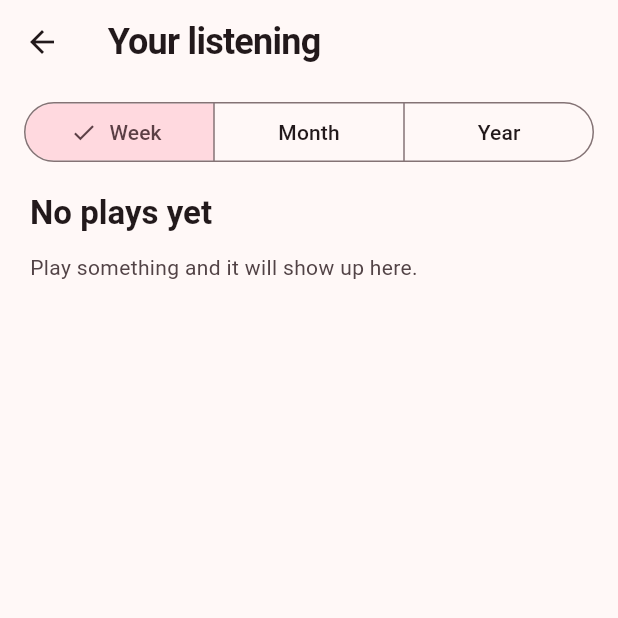
After one commit to duvanherfi/tunebox, a Flutter app: the StatsScreen screen opened directly, after a tap on "Week", on a phone screen of 412 x 824 dp, the top half of it. The commit adds this screen. Run offline on Flutter 3.47's test engine with Material 3 defaults, Android fonts, the phone set to English and light mode, and no system bars; our stand-ins replace audio_service, flutter_secure_storage, just_audio, shared_preferences; missing offline and left inert: flutter_inappwebview; accounts and stored records are empty; network calls fail.

Commit message:
Take the colours from the cover, and count what gets played
Two things that only make sense together with a history worth reading, so
the history became a log: every play with its time, in a file rather than
a preference, because it grows to thousands of rows and preferences are
read whole at startup. The History tab shows the same list deduplicated,
so nothing changed there; what is new is that plays can now be counted.

"Your listening" ranks artists and tracks over a week, a month or a year
from that log alone. These are your numbers, not YouTube's — theirs are
about the whole world, which is not why anyone opens this screen.

The app can also take its palette from the artwork that is playing. Both
the light and the dark scheme are derived, not just the one on screen,
because the phone can flip themes mid-track and rebuilding then would
show.

```diff
--- a/lib/core/theme/app_theme.dart
+++ b/lib/core/theme/app_theme.dart
@@ -20,14 +20,17 @@ class AppTheme {
   static const radiusArtwork = 12.0;
   static const radiusPill = 28.0;
 
-  static ThemeData light() => _build(Brightness.light);
-  static ThemeData dark() => _build(Brightness.dark);
+  /// [scheme] replaces the seeded palette when the app is taking its colours
+  /// from the cover that is playing. Everything else is identical, so a change
+  /// of scheme repaints the app without changing how it is shaped.
+  static ThemeData light([ColorScheme? scheme]) =>
+      _build(Brightness.light, scheme);
+  static ThemeData dark([ColorScheme? scheme]) =>
+      _build(Brightness.dark, scheme);
 
-  static ThemeData _build(Brightness brightness) {
-    final colors = ColorScheme.fromSeed(
-      seedColor: seed,
-      brightness: brightness,
-    );
+  static ThemeData _build(Brightness brightness, [ColorScheme? scheme]) {
+    final colors = scheme ??
+        ColorScheme.fromSeed(seedColor: seed, brightness: brightness);
 
     return ThemeData(
       useMaterial3: true,
--- a/lib/data/play_history.dart
+++ b/lib/data/play_history.dart
@@ -1,61 +1,202 @@
 import 'dart:convert';
+import 'dart:io';
 
+import 'package:path_provider/path_provider.dart';
 import 'package:shared_preferences/shared_preferences.dart';
 
 import 'models/song.dart';
 
-/// What this app has played, kept on the device.
+/// One listen: what was played and when.
+class Play {
+  const Play({required this.song, required this.at});
+
+  final Song song;
+  final DateTime at;
+
+  Map<String, Object?> toJson() => {
+        ...song.toJson(),
+        'at': at.millisecondsSinceEpoch,
+      };
+
+  factory Play.fromJson(Map<String, dynamic> json) => Play(
+        song: Song.fromJson(json),
+        at: DateTime.fromMillisecondsSinceEpoch(json['at'] as int? ?? 0),
+      );
+}
+
+/// Everything this app has played, with the times.
 ///
-/// YouTube is told about every play too, but what it does with that is its
-/// business: the account's own history is written on its terms and read back on
-/// its schedule, and a listener who just pressed play should not have to wait
-/// for either. This is the record Tunebox controls — it fills the History tab
-/// immediately, works signed out, and merges with the account's history rather
-/// than replacing it.
+/// YouTube is told about every listen too, but what it does with that is its
+/// business — it writes on its own terms and reads back on its own schedule.
+/// This is the record Tunebox controls: it fills the History tab the instant a
+/// track starts, works signed out, and is what the listening statistics are
+/// counted from.
+///
+/// Kept as a file rather than a preference because it is a log, not a setting:
+/// it grows to thousands of rows, and preferences are read whole into memory at
+/// startup. A file with one JSON array is enough at this size — a database
+/// would buy indexes that a few thousand entries do not need.
 class PlayHistory {
-  PlayHistory({this.limit = 200});
+  PlayHistory({this.limit = 5000, File? file}) : _file = file;
 
-  static const _key = 'play_history';
+  /// Where the old, deduplicated history lived. Read once and then forgotten,
+  /// so nobody loses what they listened to across the change.
+  static const _legacyKey = 'play_history';
 
-  /// Enough to be a history and small enough to stay a preference rather than
-  /// a database. Older entries fall off the end.
+  static const _fileName = 'play_log.json';
+
+  /// Roughly a year of heavy listening. Older plays fall off the end; the
+  /// statistics only look back a month anyway.
   final int limit;
 
-  List<Song> _songs = const [];
+  File? _file;
+  List<Play> _plays = const [];
 
-  List<Song> get songs => _songs;
+  /// Newest first, one entry per play.
+  List<Play> get plays => _plays;
+
+  /// Newest first, one entry per track — what a history screen shows.
+  List<Song> get songs {
+    final seen = <String>{};
+    return [
+      for (final play in _plays)
+        if (seen.add(play.song.videoId)) play.song,
+    ];
+  }
 
   Future<void> load() async {
-    final prefs = await SharedPreferences.getInstance();
-    final stored = prefs.getStringList(_key) ?? const [];
-    _songs = stored
-        .map((entry) {
-          try {
-            return Song.fromJson(jsonDecode(entry) as Map<String, dynamic>);
-          } catch (_) {
-            return null; // A malformed entry is not worth losing the rest over.
-          }
-        })
-        .whereType<Song>()
-        .toList();
+    final file = await _resolve();
+    if (file.existsSync()) {
+      _plays = _decode(file.readAsStringSync());
+      return;
+    }
+    await _migrateFromPreferences();
   }
 
-  /// Puts a track at the top, where a listener expects to find what they just
-  /// heard. Playing something again moves it rather than repeating it.
   Future<void> record(Song song) async {
-    _songs = [song, ..._songs.where((other) => other.videoId != song.videoId)];
-    if (_songs.length > limit) _songs = _songs.sublist(0, limit);
+    _plays = [Play(song: song, at: DateTime.now()), ..._plays];
+    if (_plays.length > limit) _plays = _plays.sublist(0, limit);
+    await _save();
+  }
 
-    final prefs = await SharedPreferences.getInstance();
-    await prefs.setStringList(
-      _key,
-      _songs.map((song) => jsonEncode(song.toJson())).toList(),
+  Future<void> clear() async {
+    _plays = const [];
+    await _save();
+  }
+
+  /// The tracks played most since [since], most-played first.
+  List<({Song song, int plays})> topSongs(DateTime since, {int take = 20}) {
+    final counts = <String, int>{};
+    final songs = <String, Song>{};
+
+    for (final play in _plays) {
+      if (play.at.isBefore(since)) continue;
+      counts.update(play.song.videoId, (n) => n + 1, ifAbsent: () => 1);
+      songs.putIfAbsent(play.song.videoId, () => play.song);
+    }
+
+    final ranked = counts.entries.toList()
+      ..sort((a, b) => b.value.compareTo(a.value));
+    return [
+      for (final entry in ranked.take(take))
+        (song: songs[entry.key]!, plays: entry.value),
+    ];
+  }
+
+  /// The artists played most since [since]. Tracks whose row never named an
+  /// artist are left out rather than lumped together under a blank.
+  List<({String artist, int plays})> topArtists(
+    DateTime since, {
+    int take = 20,
+  }) {
+    final counts = <String, int>{};
+
+    for (final play in _plays) {
+      if (play.at.isBefore(since)) continue;
+      final artist = play.song.artist;
+      if (artist == null || artist.isEmpty) continue;
+      counts.update(artist, (n) => n + 1, ifAbsent: () => 1);
+    }
+
+    final ranked = counts.entries.toList()
+      ..sort((a, b) => b.value.compareTo(a.value));
+    return [
+      for (final entry in ranked.take(take))
+        (artist: entry.key, plays: entry.value),
+    ];
+  }
+
+  /// How many plays happened since [since].
+  int countSince(DateTime since) =>
+      _plays.where((play) => !play.at.isBefore(since)).length;
+
+  /// The whole log, for the backup file.
+  String export() => jsonEncode(_plays.map((play) => play.toJson()).toList());
+
+  /// Replaces the log with a backup's contents.
+  Future<void> import(String contents) async {
+    _plays = _decode(contents);
+    await _save();
+  }
+
+  Future<File> _resolve() async {
+    return _file ??= File(
+      '${(await getApplicationSupportDirectory()).path}/$_fileName',
     );
   }
 
-  Future<void> clear() async {
-    _songs = const [];
+  Future<void> _save() async {
+    final file = await _resolve();
+    await file.parent.create(recursive: true);
+    await file.writeAsString(export());
+  }
+
+  static List<Play> _decode(String contents) {
+    try {
+      final rows = jsonDecode(contents);
+      if (rows is! List) return const [];
+      return rows
+          .whereType<Map<String, dynamic>>()
+          .map((row) {
+            try {
+              return Play.fromJson(row);
+            } catch (_) {
+              return null; // One bad row is not worth losing the rest over.
+            }
+          })
+          .whereType<Play>()
+          .toList();
+    } catch (_) {
+      return const [];
+    }
+  }
+
+  /// Carries over the history written before this was a log.
+  ///
+  /// Those entries had no timestamps — only an order — so they are stamped a
+  /// minute apart going backwards from now. That is a fiction, but a harmless
+  /// one: it preserves the order, and the statistics only ever look at recent
+  /// weeks, which these entries will fall out of on their own.
+  Future<void> _migrateFromPreferences() async {
     final prefs = await SharedPreferences.getInstance();
-    await prefs.remove(_key);
+    final stored = prefs.getStringList(_legacyKey);
+    if (stored == null || stored.isEmpty) return;
+
+    final now = DateTime.now();
+    _plays = [
+      for (var i = 0; i < stored.length; i++)
+        if (_songOrNull(stored[i]) case final Song song)
+          Play(song: song, at: now.subtract(Duration(minutes: i + 1))),
+    ];
+    await _save();
+    await prefs.remove(_legacyKey);
+  }
+
+  static Song? _songOrNull(String encoded) {
+    try {
+      return Song.fromJson(jsonDecode(encoded) as Map<String, dynamic>);
+    } catch (_) {
+      return null;
+    }
   }
 }
--- /dev/null
+++ b/lib/features/stats/stats_screen.dart
@@ -0,0 +1,151 @@
+import 'package:flutter/material.dart';
+
+import '../../core/theme/app_theme.dart';
+import '../../l10n/app_localizations.dart';
+import '../../main.dart';
+import '../shared/song_list_view.dart';
+
+/// What you actually listened to, counted from this device's own log.
+///
+/// Not YouTube's numbers: those are about the whole world. These are about one
+/// listener, which is the only reason to look.
+class StatsScreen extends StatefulWidget {
+  const StatsScreen({super.key});
+
+  @override
+  State<StatsScreen> createState() => _StatsScreenState();
+}
+
+class _StatsScreenState extends State<StatsScreen> {
+  /// Weeks, months and years are the windows people think in.
+  static const _windows = [
+    Duration(days: 7),
+    Duration(days: 30),
+    Duration(days: 365),
+  ];
+
+  int _window = 1;
+
+  @override
+  Widget build(BuildContext context) {
+    final l10n = AppLocalizations.of(context)!;
+    final theme = Theme.of(context);
+
+    final since = DateTime.now().subtract(_windows[_window]);
+    final songs = playHistory.topSongs(since, take: 25);
+    final artists = playHistory.topArtists(since, take: 10);
+    final total = playHistory.countSince(since);
+
+    return Scaffold(
+      appBar: AppBar(title: Text(l10n.statsTitle)),
+      body: ListView(
+        padding: const EdgeInsets.only(bottom: 24),
+        children: [
+          Padding(
+            padding: const EdgeInsets.fromLTRB(16, 8, 16, 4),
+            child: SegmentedButton<int>(
+              segments: [
+                ButtonSegment(value: 0, label: Text(l10n.statsWeek)),
+                ButtonSegment(value: 1, label: Text(l10n.statsMonth)),
+                ButtonSegment(value: 2, label: Text(l10n.statsYear)),
+              ],
+              selected: {_window},
+              onSelectionChanged: (picked) =>
+                  setState(() => _window = picked.first),
+            ),
+          ),
+          Padding(
+            padding: const EdgeInsets.fromLTRB(20, 12, 20, 4),
+            child: Text(
+              l10n.statsPlays(total),
+              style: theme.textTheme.titleLarge?.copyWith(
+                fontWeight: FontWeight.w700,
+              ),
+            ),
+          ),
+          if (total == 0)
+            Padding(
+              padding: const EdgeInsets.fromLTRB(20, 8, 20, 8),
+              child: Text(
+                l10n.statsEmpty,
+                style: theme.textTheme.bodyMedium?.copyWith(
+                  color: theme.colorScheme.onSurfaceVariant,
+                ),
+              ),
+            ),
+          if (artists.isNotEmpty) ...[
+            SectionHeader(l10n.statsArtists),
+            for (final entry in artists)
+              _Bar(
+                label: entry.artist,
+                plays: entry.plays,
+                of: artists.first.plays,
+              ),
+          ],
+          if (songs.isNotEmpty) ...[
+            SectionHeader(l10n.statsSongs),
+            for (var i = 0; i < songs.length; i++)
+              SongRow(
+                songs: [for (final entry in songs) entry.song],
+                index: i,
+              ),
+          ],
+        ],
+      ),
+    );
+  }
+}
+
+/// An artist's share of the listening, drawn rather than tabulated: the point
+/// of a ranking is the gap between first and fifth, and a bar shows that faster
+/// than a column of numbers.
+class _Bar extends StatelessWidget {
+  const _Bar({required this.label, required this.plays, required this.of});
+
+  final String label;
+  final int plays;
+  final int of;
+
+  @override
+  Widget build(BuildContext context) {
+    final theme = Theme.of(context);
+
+    return Padding(
+      padding: const EdgeInsets.fromLTRB(20, 6, 20, 6),
+      child: Column(
+        crossAxisAlignment: CrossAxisAlignment.start,
+        children: [
+          Row(
+            children: [
+              Expanded(
+                child: Text(
+                  label,
+                  maxLines: 1,
+                  overflow: TextOverflow.ellipsis,
+                  style: theme.textTheme.bodyMedium?.copyWith(
+                    fontWeight: FontWeight.w600,
+                  ),
+                ),
+              ),
+              Text(
+                '$plays',
+                style: theme.textTheme.labelMedium?.copyWith(
+                  color: theme.colorScheme.onSurfaceVariant,
+                ),
+              ),
+            ],
+          ),
+          const SizedBox(height: 6),
+          ClipRRect(
+            borderRadius: BorderRadius.circular(4),
+            child: LinearProgressIndicator(
+              value: of == 0 ? 0 : plays / of,
+              minHeight: 6,
+              backgroundColor: theme.colorScheme.surfaceContainerHighest,
+            ),
+          ),
+        ],
+      ),
+    );
+  }
+}
--- a/lib/l10n/app_en.arb
+++ b/lib/l10n/app_en.arb
@@ -120,5 +120,17 @@
   "@settingsSpeed": {"placeholders": {"value": {"type": "String"}}},
   "@settingsSleepMinutes": {"placeholders": {"minutes": {"type": "int"}}},
   "@settingsSleepPending": {"placeholders": {"minutes": {"type": "int"}}},
-  "settingsEqualizerIdle": "Play something to adjust the bands: Android only opens the equalizer once there is sound."
+  "settingsEqualizerIdle": "Play something to adjust the bands: Android only opens the equalizer once there is sound.",
+  "themeDynamic": "Colours from the cover",
+  "themeDynamicBody": "Repaint the app around the artwork that is playing.",
+  "statsTitle": "Your listening",
+  "statsWeek": "Week",
+  "statsMonth": "Month",
+  "statsYear": "Year",
+  "statsPlays": "{count, plural, =0{No plays yet} =1{1 play} other{{count} plays}}",
+  "statsEmpty": "Play something and it will show up here.",
+  "statsArtists": "Most played artists",
+  "statsSongs": "Most played songs",
+  "accountStats": "Your listening",
+  "@statsPlays": {"placeholders": {"count": {"type": "int"}}}
 }
--- a/lib/l10n/app_localizations.dart
+++ b/lib/l10n/app_localizations.dart
@@ -709,6 +709,72 @@ abstract class AppLocalizations {
   /// In en, this message translates to:
   /// **'Play something to adjust the bands: Android only opens the equalizer once there is sound.'**
   String get settingsEqualizerIdle;
+
+  /// No description provided for @themeDynamic.
+  ///
+  /// In en, this message translates to:
+  /// **'Colours from the cover'**
+  String get themeDynamic;
+
+  /// No description provided for @themeDynamicBody.
+  ///
+  /// In en, this message translates to:
+  /// **'Repaint the app around the artwork that is playing.'**
+  String get themeDynamicBody;
+
+  /// No description provided for @statsTitle.
+  ///
+  /// In en, this message translates to:
+  /// **'Your listening'**
+  String get statsTitle;
+
+  /// No description provided for @statsWeek.
+  ///
+  /// In en, this message translates to:
+  /// **'Week'**
+  String get statsWeek;
+
+  /// No description provided for @statsMonth.
+  ///
+  /// In en, this message translates to:
+  /// **'Month'**
+  String get statsMonth;
+
+  /// No description provided for @statsYear.
+  ///
+  /// In en, this message translates to:
+  /// **'Year'**
+  String get statsYear;
+
+  /// No description provided for @statsPlays.
+  ///
+  /// In en, this message translates to:
+  /// **'{count, plural, =0{No plays yet} =1{1 play} other{{count} plays}}'**
+  String statsPlays(int count);
+
+  /// No description provided for @statsEmpty.
+  ///
+  /// In en, this message translates to:
+  /// **'Play something and it will show up here.'**
+  String get statsEmpty;
+
+  /// No description provided for @statsArtists.
+  ///
+  /// In en, this message translates to:
+  /// **'Most played artists'**
+  String get statsArtists;
+
+  /// No description provided for @statsSongs.
+  ///
+  /// In en, this message translates to:
+  /// **'Most played songs'**
+  String get statsSongs;
+
+  /// No description provided for @accountStats.
+  ///
+  /// In en, this message translates to:
+  /// **'Your listening'**
+  String get accountStats;
 }
 
 class _AppLocalizationsDelegate
--- a/lib/l10n/app_localizations_en.dart
+++ b/lib/l10n/app_localizations_en.dart
@@ -338,4 +338,47 @@ class AppLocalizationsEn extends AppLocalizations {
   @override
   String get settingsEqualizerIdle =>
       'Play something to adjust the bands: Android only opens the equalizer once there is sound.';
+
+  @override
+  String get themeDynamic => 'Colours from the cover';
+
+  @override
+  String get themeDynamicBody =>
+      'Repaint the app around the artwork that is playing.';
+
+  @override
+  String get statsTitle => 'Your listening';
+
+  @override
+  String get statsWeek => 'Week';
+
+  @override
+  String get statsMonth => 'Month';
+
+  @override
+  String get statsYear => 'Year';
+
+  @override
+  String statsPlays(int count) {
+    String _temp0 = intl.Intl.pluralLogic(
+      count,
+      locale: localeName,
+      other: '$count plays',
+      one: '1 play',
+      zero: 'No plays yet',
+    );
+    return '$_temp0';
+  }
+
+  @override
+  String get statsEmpty => 'Play something and it will show up here.';
+
+  @override
+  String get statsArtists => 'Most played artists';
+
+  @override
+  String get statsSongs => 'Most played songs';
+
+  @override
+  String get accountStats => 'Your listening';
 }
--- a/pubspec.yaml
+++ b/pubspec.yaml
@@ -47,6 +47,7 @@ dependencies:
   crypto:
   flutter_inappwebview:
   shared_preferences:
+  path_provider:
 
 dev_dependencies:
   flutter_test:
```
Also changed, not shown: lib/core/theme/theme_controller.dart (+61 -0 lines), lib/features/account/account_sheet.dart (+28 -0 lines), lib/l10n/app_es.arb (+13 -1 lines), lib/l10n/app_localizations_es.dart (+43 -0 lines), lib/main.dart (+7 -2 lines), pubspec.lock, 1 other file.
